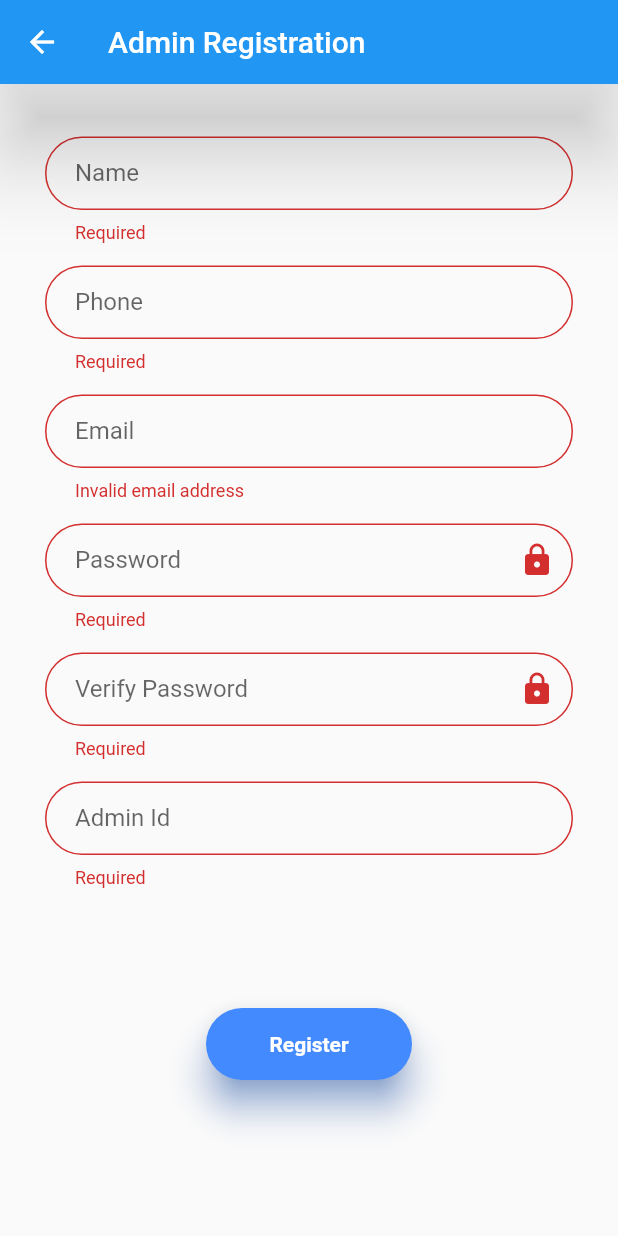
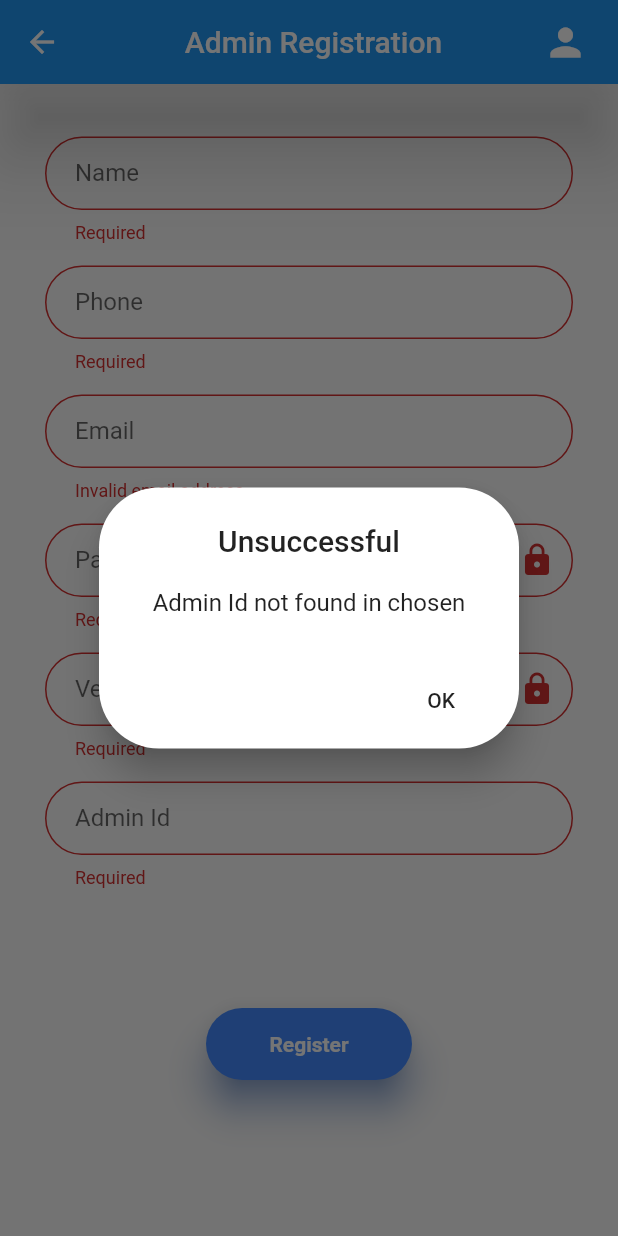
Before and after one commit to axnmol/Uniresys, a Flutter app: the RegisterScreen screen opened directly, after a tap on "Register", on a phone screen of 412 x 824 dp. Run offline on Flutter 3.47's test engine with Material 2 defaults, Android fonts, the phone set to English and light mode, and no system bars; drawn by our look-alikes of loading_overlay; our stand-ins replace cloud_firestore, email_validator, firebase_auth, firebase_core, flutter_spinkit, page_transition; accounts and stored records are empty.

Commit message:
Login And Register Done

```diff
--- a/lib/entities/entities.dart
+++ b/lib/entities/entities.dart
@@ -1,49 +1,54 @@
-class StudentIds{
-  dynamic Ids;
+class Registered{
+  final int Id;
 
-  StudentIds(this.Ids);
+  Registered(this.Id);
 
-  factory StudentIds.fromJson(dynamic json){
-    return StudentIds(
-      json['Student Ids']
+  factory Registered.fromJson(Map<String,dynamic> json){
+    return Registered(
+      json['Id'],
     );
+  }
+
+  Map<String,dynamic> toMap(){
+    return<String,dynamic>{
+      'Id':Id
+    };
   }
 }
 
+class Degree{
+  final int Id;
+  final String Name;
+  final List<int> Student_Ids;
 
-class Degree{
-  final dynamic Id;
-  final dynamic Name;
-
-  Degree(this.Id,this.Name);
+  Degree(this.Id,this.Name,this.Student_Ids);
 
   factory Degree.fromJson(Map<String,dynamic> json){
     return Degree(
         json['Id'],
         json['Name'],
+        json['Student Ids'].cast<int>()
     );
   }
 
   Map<String,dynamic> toMap(){
     return<String,dynamic>{
       'Id' : Id,
-      'Name' : Name
+      'Name' : Name,
+      'Student Ids' : Student_Ids
     };
-  }
-
-  String getName(){
-    return Name.toString();
   }
 }
 
 class Course{
-  final dynamic Id;
-  final dynamic Name;
-  final dynamic Faculty_Id;
-  final dynamic Credits;
-  final dynamic Seats;
+  final int Id;
+  final String Name;
+  final int Faculty_Id;
+  final int Credits;
+  final int Seats;
+  final List<int> Student_Ids;
 
-  Course(this.Id,this.Name,this.Faculty_Id,this.Credits,this.Seats);
+  Course(this.Id,this.Name,this.Faculty_Id,this.Credits,this.Seats,this.Student_Ids);
 
   factory Course.fromJson(Map<String,dynamic> json){
     return Course(
@@ -51,7 +56,8 @@ class Course{
         json['Name'],
         json['Faculty Id'],
         json['Credits'],
-        json['Seats']
+        json['Seats'],
+        json['Student Ids']
     );
   }
 
@@ -61,11 +67,62 @@ class Course{
       'Name' : Name,
       'Faculty Id' : Faculty_Id,
       'Credits' : Credits,
-      'Seats' : Seats
+      'Seats' : Seats,
+      'Student Ids': Student_Ids
     };
   }
+}
 
-  String getName(){
-    return Name.toString();
+class Student{
+  final int Id;
+  final String Name;
+  final String Email;
+  final String Phone;
+
+  Student(this.Id,this.Name,this.Email,this.Phone);
+
+  factory Student.fromJson(Map<String,dynamic> json){
+    return Student(
+        json['Id'],
+        json['Name'],
+        json['Email'],
+        json['Phone']
+    );
+  }
+
+  Map<String,dynamic> toMap(){
+    return<String,dynamic>{
+      'Id' : Id,
+      'Name' : Name,
+      'Email' : Email,
+      'Phone' : Phone
+    };
   }
 }
+
+class Faculty{
+  final int Id;
+  final String Name;
+  final String Email;
+  final String Phone;
+
+  Faculty(this.Id,this.Name,this.Email,this.Phone);
+
+  factory Faculty.fromJson(Map<String,dynamic> json){
+    return Faculty(
+        json['Id'],
+        json['Name'],
+        json['Email'],
+        json['Phone']
+    );
+  }
+
+  Map<String,dynamic> toMap(){
+    return<String,dynamic>{
+      'Id' : Id,
+      'Name' : Name,
+      'Email' : Email,
+      'Phone' : Phone
+    };
+  }
+}
--- a/lib/flutterfire/fireauth.dart
+++ b/lib/flutterfire/fireauth.dart
@@ -8,9 +8,9 @@ import 'package:uniresys/users.dart';
 
 class SignUpIn extends ChangeNotifier {
   FirebaseAuth auth = FirebaseAuth.instance;
-  String _error;
+  String _error,e,p,vp;
 
-  Future signIn(String e, String p, BuildContext context) async{
+  Future signIn(BuildContext context) async{
     Provider.of<UserManage>(context, listen: false).toggle_Load();
     try {
       var userCredential = await FirebaseAuth.instance
@@ -31,7 +31,7 @@ class SignUpIn extends ChangeNotifier {
     await _error;
   }
 
-  Future signUP(String e, String p,String vp, BuildContext context) async{
+  Future signUP(BuildContext context) async{
     Provider.of<UserManage>(context, listen: false).toggle_Load();
     try {
         var userCredential = await FirebaseAuth.instance
--- a/lib/flutterfire/firestore.dart
+++ b/lib/flutterfire/firestore.dart
@@ -10,6 +10,11 @@ import 'package:uniresys/entities/entities.dart';
 class FirestoreUni extends ChangeNotifier {
   final FirebaseFirestore firestore = FirebaseFirestore.instance;
   String _error;
+  Student student;
+  Faculty faculty;
+  Course course;
+  Degree degree;
+  Registered registered;
 
   Future addFeed(String str, BuildContext context) async{
     Provider.of<UserManage>(context, listen: false).toggle_Load();
@@ -21,6 +26,15 @@ class FirestoreUni extends ChangeNotifier {
         .then((value) => _error = 'Success')
         .catchError((dynamic e) => {_error = e.toString().toUpperCase()});
     Provider.of<UserManage>(context, listen: false).toggle_Load();
+  }
+
+  Stream<List<Registered>> getRegistered(){
+    return firestore
+        .collection('registered')
+        .snapshots()
+        .map((snapshot) => snapshot.docs
+        .map((doc) => Registered.fromJson(doc.data()))
+        .toList());
   }
 
   Stream<List<Course>> getCourses(){
@@ -41,12 +55,20 @@ class FirestoreUni extends ChangeNotifier {
         .toList());
   }
 
-  Future<void> setDegree(Degree degree){
+  Future<void> setStudent(){
     var options = SetOptions(merge:true);
     return firestore
-        .collection('degrees')
-        .doc(degree.Id.toString())
-        .set(degree.toMap(),options);
+        .collection('students')
+        .doc(student.Id.toString())
+        .set(student.toMap(),options);
+  }
+
+  Future<void> setFaculty(){
+    var options = SetOptions(merge:true);
+    return firestore
+        .collection('faculties')
+        .doc(faculty.Id.toString())
+        .set(faculty.toMap(),options);
   }
 
   Future<void> removeDegree(String degreeId){
--- a/lib/screens/contact_screen.dart
+++ b/lib/screens/contact_screen.dart
@@ -181,7 +181,7 @@ class ContactScreen extends StatelessWidget {
             ),
           ),
         ),
-        isLoading: Provider.of<UserManage>(context, listen: false).getLoad(),
+        isLoading: Provider.of<UserManage>(context, listen: false).isLoad,
         opacity: 0.5,
         progressIndicator: SpinKitDoubleBounce(
           color: Colors.white,
--- a/lib/screens/register_screen.dart
+++ b/lib/screens/register_screen.dart
@@ -7,10 +7,10 @@ import 'package:provider/provider.dart';
 
 import 'package:uniresys/entities/entities.dart';
 import 'package:uniresys/flutterfire/firestore.dart';
-import 'package:uniresys/main.dart';
 import 'package:uniresys/users.dart';
 import 'package:uniresys/flutterfire/fireauth.dart';
 
+// ignore: must_be_immutable
 class RegisterScreen extends StatelessWidget {
   static const String id = 'register_screen';
 
@@ -22,42 +22,69 @@ class RegisterScreen extends StatelessWidget {
   final FocusNode _passFocus = FocusNode();
   final FocusNode _verifyFocus = FocusNode();
 
+  var result = false;
+  var registerBool = true;
+
   @override
   Widget build(BuildContext context) {
-    String name, phone, id, mail, pass, vpass;
+    String name, phone, mail, pass, vPass;
+    int id;
 
     List<String> makeStrC(List<Course> temp) {
-      var lol = <String>[];
+      var list = <String>[];
       var length = temp.length;
       for (var i = 0; i < length; ++i) {
-        lol.add(temp[i].getName());
+        list.add(temp[i].Name);
       }
-      return lol;
+      return list;
     }
 
     List<String> makeStrD(List<Degree> temp) {
       var lol = <String>[];
       var length = temp.length;
       for (var i = 0; i < length; ++i) {
-        lol.add(temp[i].getName());
+        lol.add(temp[i].Name);
       }
       return lol;
     }
 
     void register() async {
       String s;
-      if (_rFormKey.currentState.validate()) {
-        _rFormKey.currentState.save();
+      Provider.of<SignUpIn>(context, listen: false).e = mail;
+      Provider.of<SignUpIn>(context, listen: false).p = pass;
+      Provider.of<SignUpIn>(context, listen: false).vp = vPass;
+
       FocusScope.of(context).requestFocus(FocusNode());
-        if (pass == vpass) {
+      if (pass == vPass) {
+        if (result) {
+          if (registerBool) {
             FocusScope.of(context).requestFocus(FocusNode());
-          await Provider.of<SignUpIn>(context, listen: false)
-              .signUP(mail, pass, vpass, context);
+            await Provider.of<SignUpIn>(context, listen: false).signUP(context);
+            if (Provider.of<UserManage>(context, listen: false).pointer == 0) {
+              Provider.of<FirestoreUni>(context, listen: false).student =
+                  Student(id, name, mail, phone);
+              await Provider.of<FirestoreUni>(context, listen: false)
+                  .setStudent();
+            }
+            if (Provider.of<UserManage>(context, listen: false).pointer == 2) {
+              Provider.of<FirestoreUni>(context, listen: false).faculty =
+                  Faculty(id, name, mail, phone);
+              await Provider.of<FirestoreUni>(context, listen: false)
+                  .setFaculty();
+            }
             s = Provider.of<SignUpIn>(context, listen: false).getMsg();
+          } else {
+            s = Provider.of<UserManage>(context, listen: false).getName() +
+                ' already registered.';
+          }
+        } else {
+          s = Provider.of<UserManage>(context, listen: false).getName() +
+              ' Id not found in chosen ' +
+              Provider.of<UserManage>(context, listen: false).getDrop();
+        }
       } else {
         Provider.of<UserManage>(context, listen: false).toggle_Load();
         s = 'Password do not match with Verify password';
-        }
       }
       if (s == 'Success') {
         Provider.of<UserManage>(context, listen: false)
@@ -66,6 +93,9 @@ class RegisterScreen extends StatelessWidget {
       } else if (s != null) {
         Provider.of<UserManage>(context, listen: false).errorDialog(s, context);
       }
+      result = false;
+      registerBool = true;
+      Provider.of<UserManage>(context, listen: false).setSelected(null);
     }
 
     final nameField = TextFormField(
@@ -149,7 +179,7 @@ class RegisterScreen extends StatelessWidget {
         textInputAction: TextInputAction.next,
         focusNode: _verifyFocus,
         validator: (input) => input.isEmpty ? 'Required' : null,
-        onSaved: (input) => vpass = input,
+        onSaved: (input) => vPass = input,
         decoration: InputDecoration(
             contentPadding: EdgeInsets.fromLTRB(20.0, 15.0, 20.0, 15.0),
             labelText: 'Verify Password',
@@ -167,7 +197,7 @@ class RegisterScreen extends StatelessWidget {
         textInputAction: TextInputAction.done,
         focusNode: _idFocus,
         validator: (input) => input.isEmpty ? 'Required' : null,
-        onSaved: (input) => id = input,
+        onSaved: (input) => id = int.parse(input),
         decoration: InputDecoration(
             contentPadding: EdgeInsets.fromLTRB(20.0, 15.0, 20.0, 15.0),
             labelText: Provider.of<UserManage>(context).getName() + ' Id',
@@ -183,16 +213,39 @@ class RegisterScreen extends StatelessWidget {
       shadowColor: Colors.blueAccent,
       borderRadius: BorderRadius.circular(30.0),
       color: Colors.blueAccent,
-      child: MaterialButton(
+      child: StreamBuilder<List<Registered>>(
+          stream: Provider.of<FirestoreUni>(context).getRegistered(),
+          builder: (context, snap) {
+            if (!snap.hasData) {
+              return Center(
+                child: SpinKitDoubleBounce(
+                  color: Colors.white,
+                  size: 150,
+                ),
+              );
+            }
+            return MaterialButton(
               minWidth: MediaQuery.of(context).size.width / 3,
               padding: EdgeInsets.fromLTRB(20.0, 15.0, 20.0, 15.0),
               onPressed: () {
+                if (_rFormKey.currentState.validate()) {
+                  _rFormKey.currentState.save();
+                  var len = snap.data.length;
+                  for (var i = 0; i < len; ++i) {
+                    if (snap.data[i].Id == id) {
+                      registerBool = false;
+                      break;
+                    }
+                  }
+                }
                 register();
               },
               child: Text('Register',
                   textAlign: TextAlign.center,
-            style: TextStyle(color: Colors.white, fontWeight: FontWeight.bold)),
-      ),
+                  style: TextStyle(
+                      color: Colors.white, fontWeight: FontWeight.bold)),
+            );
+          }),
     );
 
     final dropDownF = Material(
@@ -214,7 +267,7 @@ class RegisterScreen extends StatelessWidget {
             return Padding(
               padding: EdgeInsets.symmetric(horizontal: 60),
               child: DropdownButton<String>(
-                value: Provider.of<UserManage>(context).getSelected(),
+                value: Provider.of<UserManage>(context).selected,
                 icon: Icon(Icons.arrow_drop_down),
                 iconDisabledColor: Colors.blueAccent,
                 style: TextStyle(
@@ -226,11 +279,24 @@ class RegisterScreen extends StatelessWidget {
                 items: list.map((String value) {
                   return DropdownMenuItem<String>(
                     value: value,
-                    child: Text(value),
+                    child: Center(child: Text(value)),
                   );
                 }).toList(),
                 onChanged: (String newValue) {
-                  Provider.of<UserManage>(context,listen: false).setSelected(newValue);
+                  if (_rFormKey.currentState.validate()) {
+                    _rFormKey.currentState.save();
+                    var len = snapshot.data.length;
+                    for (var i = 0; i < len; ++i) {
+                      if (snapshot.data[i].Name == newValue) {
+                        if (snapshot.data[i].Faculty_Id == id) {
+                          result = true;
+                          break;
+                        }
+                      }
+                    }
+                  }
+                  Provider.of<UserManage>(context, listen: false)
+                      .setSelected(newValue);
                 },
                 hint: Text(
                   'Please select a ' +
@@ -252,7 +318,7 @@ class RegisterScreen extends StatelessWidget {
             if (!snapshot.hasData) {
               return Center(
                 child: SpinKitDoubleBounce(
-                  color: Colors.white,
+                  color: Colors.blueAccent,
                   size: 150,
                 ),
               );
@@ -261,7 +327,7 @@ class RegisterScreen extends StatelessWidget {
             return Padding(
               padding: EdgeInsets.symmetric(horizontal: 60),
               child: DropdownButton<String>(
-                value: Provider.of<UserManage>(context).getSelected(),
+                value: Provider.of<UserManage>(context).selected,
                 icon: Icon(Icons.arrow_drop_down),
                 iconDisabledColor: Colors.blueAccent,
                 style: TextStyle(
@@ -273,11 +339,26 @@ class RegisterScreen extends StatelessWidget {
                 items: list.map((String value) {
                   return DropdownMenuItem<String>(
                     value: value,
-                    child: Text(value),
+                    child: Center(child: Text(value)),
                   );
                 }).toList(),
                 onChanged: (String newValue) {
-                  Provider.of<UserManage>(context,listen: false).setSelected(newValue);
+                  if (_rFormKey.currentState.validate()) {
+                    _rFormKey.currentState.save();
+                    var len = snapshot.data.length;
+                    for (var i = 0; i < len; ++i) {
+                      if (snapshot.data[i].Name == newValue) {
+                        var ids = snapshot.data[i].Student_Ids;
+                        for (var j = 0; j < ids.length; ++j) {
+                          if (ids[j] == id) {
+                            result = true;
+                          }
+                        }
+                      }
+                    }
+                  }
+                  Provider.of<UserManage>(context, listen: false)
+                      .setSelected(newValue);
                 },
                 hint: Text(
                   'Please select a ' +
@@ -294,8 +375,18 @@ class RegisterScreen extends StatelessWidget {
       appBar: AppBar(
         elevation: 25,
         brightness: Brightness.dark,
-        title:
-            Text(Provider.of<UserManage>(context).getName() + ' Registration'),
+        title: Center(
+            child: Text(
+                Provider.of<UserManage>(context).getName() + ' Registration')),
+        actions: <Widget>[
+          Padding(
+            padding: EdgeInsets.only(right: 20.0),
+            child: Icon(
+              Icons.person,
+              size: 30.0,
+            ),
+          )
+        ],
       ),
       body: LoadingOverlay(
         child: SafeArea(
@@ -320,8 +411,8 @@ class RegisterScreen extends StatelessWidget {
                   SizedBox(height: 15.0),
                   idField,
                   SizedBox(height: 40),
-                  if(Provider.of<UserManage>(context).getSelect()==0)dropDownS,
-                  if(Provider.of<UserManage>(context).getSelect()==2)dropDownF,
+                  if (Provider.of<UserManage>(context).pointer == 0) dropDownS,
+                  if (Provider.of<UserManage>(context).pointer == 2) dropDownF,
                   SizedBox(height: 40),
                   registerButton,
                 ],
@@ -329,7 +420,7 @@ class RegisterScreen extends StatelessWidget {
             ),
           ),
         ),
-        isLoading: Provider.of<UserManage>(context, listen: false).getLoad(),
+        isLoading: Provider.of<UserManage>(context, listen: false).isLoad,
         opacity: 0.5,
         progressIndicator: SpinKitDoubleBounce(
           color: Colors.white,
--- a/lib/users.dart
+++ b/lib/users.dart
@@ -1,16 +1,13 @@
 import 'package:flutter/material.dart';
+import 'package:uniresys/screens/profile_screen.dart';
 
 class Users{
   String name;
   Users(this.name);
-
-  String getName(){
-    return name;
-  }
 }
 
 class UserManage extends ChangeNotifier{
-  bool _isLoad = false;
+  bool isLoad = false;
   int pointer=1;
   String selected;
   final List<String> _drop=['Degree','','Course'];
@@ -24,7 +21,7 @@ class UserManage extends ChangeNotifier{
     dynamic msg;
     // For Sign In and Sign Up
     if(x==1) {
-      msg = _users[pointer].getName()+ ' Successfully '+str;
+      msg = _users[pointer].name + ' Successfully '+str;
     }
     // For Feedback
     if(x==2) {
@@ -48,6 +45,9 @@ class UserManage extends ChangeNotifier{
               onPressed: () {
                 Navigator.pop(context);
                 Navigator.maybePop(context);
+                if(x==1){
+                  Navigator.pushNamed(context, ProfileScreen.id);
+                }
               },
             ),
           ],
@@ -88,9 +88,6 @@ class UserManage extends ChangeNotifier{
     notifyListeners();
   }
 
-  String getSelected(){
-    return selected;
-  }
 
   void setSelect(int n){
     if(n>2&&n<0)return;
@@ -98,21 +95,13 @@ class UserManage extends ChangeNotifier{
     notifyListeners();
   }
 
-  int getSelect(){
-    return pointer;
-  }
-
-  bool getLoad(){
-    return _isLoad;
-  }
-
   void toggle_Load(){
-    _isLoad=_isLoad?false:true;
+    isLoad=isLoad?false:true;
     notifyListeners();
   }
 
   String getName(){
-    return _users[pointer].getName();
+    return _users[pointer].name;
   }
 
   String getDrop(){
```
Also changed, not shown: lib/main.dart (+6 -7 lines), lib/screens/home_screen.dart (+14 -14 lines), lib/screens/profile_screen.dart (added, +28 -0 lines), pubspec.yaml (+6 -1 lines), pubspec.lock, 21 other files. Lines whose indentation alone changed are shown as unchanged.
